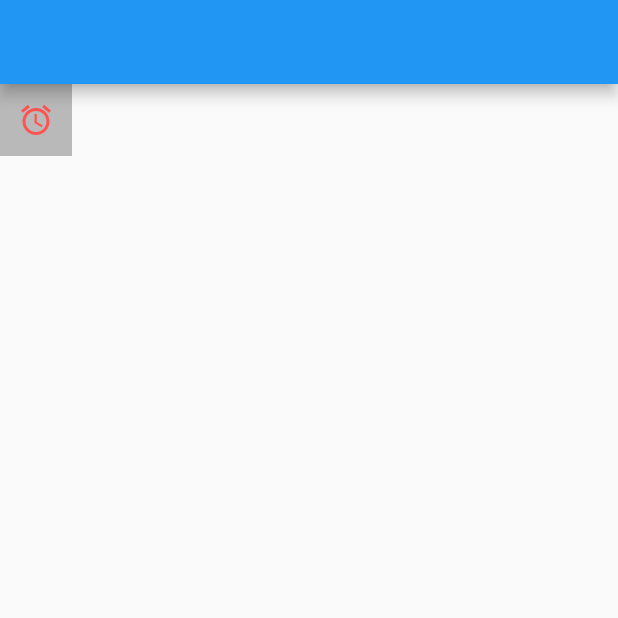
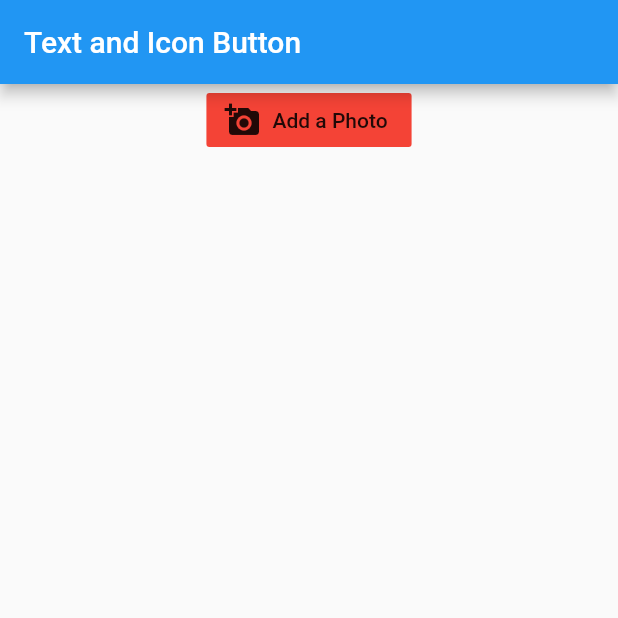
Before and after one commit to parthmehta1990/FlutterWidgetExample, a Flutter app: the screen it shows after launch, on a phone screen of 412 x 824 dp, the top half of it. Run offline on Flutter 3.47's test engine with Material 2 defaults, Android fonts, the phone set to English and light mode, and no system bars.

Commit message:
+FlatButton With icon widget Completed

```diff
--- /dev/null
+++ b/lib/IconButtonWidget/FlatButtonExample.dart
@@ -0,0 +1,33 @@
+import 'package:flutter/material.dart';
+
+//Flat button is used to show icon with text where IconButton is used to show only Icon as button
+class FlatButtonExample extends StatelessWidget {
+  @override
+  Widget build(BuildContext context) {
+    return Scaffold(
+      appBar: AppBar(
+        title: Text('Text and Icon Button'),
+      ),
+      body: Column(
+        children: <Widget>[
+          Center(
+            child: FlatButton.icon(
+              clipBehavior: Clip.antiAlias,
+              colorBrightness: Brightness.light,
+              splashColor: Colors.teal,
+              color: Colors.red,
+              icon: Icon(Icons.add_a_photo),
+              //`Icon` to display
+              label: Text('Add a Photo'),
+              //`Text` to display
+              onPressed: () {
+                //Code to execute when Floating Action Button is clicked
+                //...
+              },
+            ),
+          ),
+        ],
+      ),
+    );
+  }
+}
--- a/lib/main.dart
+++ b/lib/main.dart
@@ -6,6 +6,7 @@ import 'package:flutter_widget_app/WrapWidget.dart';
 import 'BottomNavigationWidget/BottomNavigation.dart';
 import 'ClipRect/ClipReacWidget.dart';
 import 'Future/FutureBuilderJson.dart';
+import 'IconButtonWidget/FlatButtonExample.dart';
 import 'IconButtonWidget/ICButton.dart';
 import 'PageView/AnimatedIconExample.dart';
 
@@ -21,7 +22,8 @@ class MyApp extends StatelessWidget {
       theme: ThemeData(
         primarySwatch: Colors.blue,
       ),
-      home: ICButton()
+      home: FlatButtonExample()
+      //ICButton()
       //ToolTipWidget()
       //ClipReacWidget()
       //AnimatedIconExample()
```
